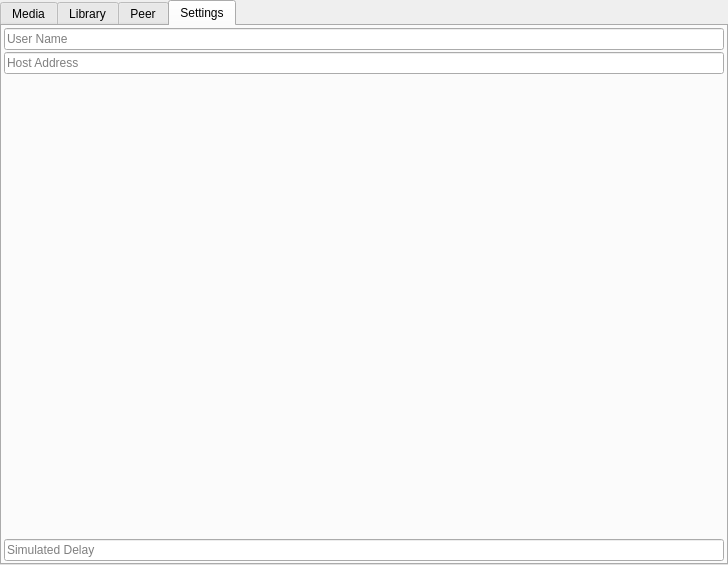
js08k/vmd, file apps/vmd/vmd.ui: the form before one commit.
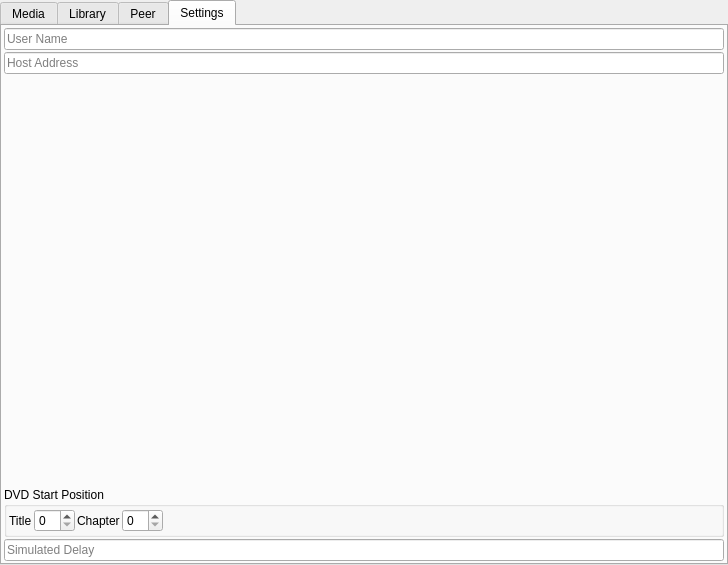
The form after the commit. The open tabs and pages were chosen to show the change. Custom widgets are drawn as their Qt base class.

Commit message:
Created a MediaFrame class which inherits the gtqt message structure for sending a media frame on the wire. The class supports the functions for eventual encryption and decryption and flags to indicate.
Created settings for the DVD's default starting position, allowing for
selection of chapter and title (both from a spin box). This data is saved
in the ini however is not yet integrated into the dvdcontext class.

```diff
--- a/apps/vmd/vmd.ui
+++ b/apps/vmd/vmd.ui
@@ -398,6 +398,63 @@
          </property>
         </spacer>
        </item>
+       <item>
+        <widget class="QGroupBox" name="groupBox_2">
+         <property name="title">
+          <string>DVD Start Position</string>
+         </property>
+         <layout class="QHBoxLayout" name="horizontalLayout_4">
+          <property name="spacing">
+           <number>2</number>
+          </property>
+          <property name="leftMargin">
+           <number>2</number>
+          </property>
+          <property name="topMargin">
+           <number>2</number>
+          </property>
+          <property name="rightMargin">
+           <number>2</number>
+          </property>
+          <property name="bottomMargin">
+           <number>2</number>
+          </property>
+          <item>
+           <widget class="QLabel" name="label">
+            <property name="text">
+             <string>Title</string>
+            </property>
+           </widget>
+          </item>
+          <item>
+           <widget class="QSpinBox" name="spinBoxStartTitle"/>
+          </item>
+          <item>
+           <widget class="QLabel" name="label_2">
+            <property name="text">
+             <string>Chapter</string>
+            </property>
+           </widget>
+          </item>
+          <item>
+           <widget class="QSpinBox" name="spinBoxStartChapter"/>
+          </item>
+          <item>
+           <spacer name="horizontalSpacer_3">
+            <property name="orientation">
+             <enum>Qt::Horizontal</enum>
+            </property>
+            <property name="sizeHint" stdset="0">
+             <size>
+              <width>517</width>
+              <height>20</height>
+             </size>
+            </property>
+           </spacer>
+          </item>
+         </layout>
+        </widget>
+       </item>
        <item>
         <widget class="QLineEdit" name="lineEditSimulatedDelay">
          <property name="placeholderText">
```
Left out of the diff: 2 changed lines with no effect on the pictures. The commit also changes 11 other files.
